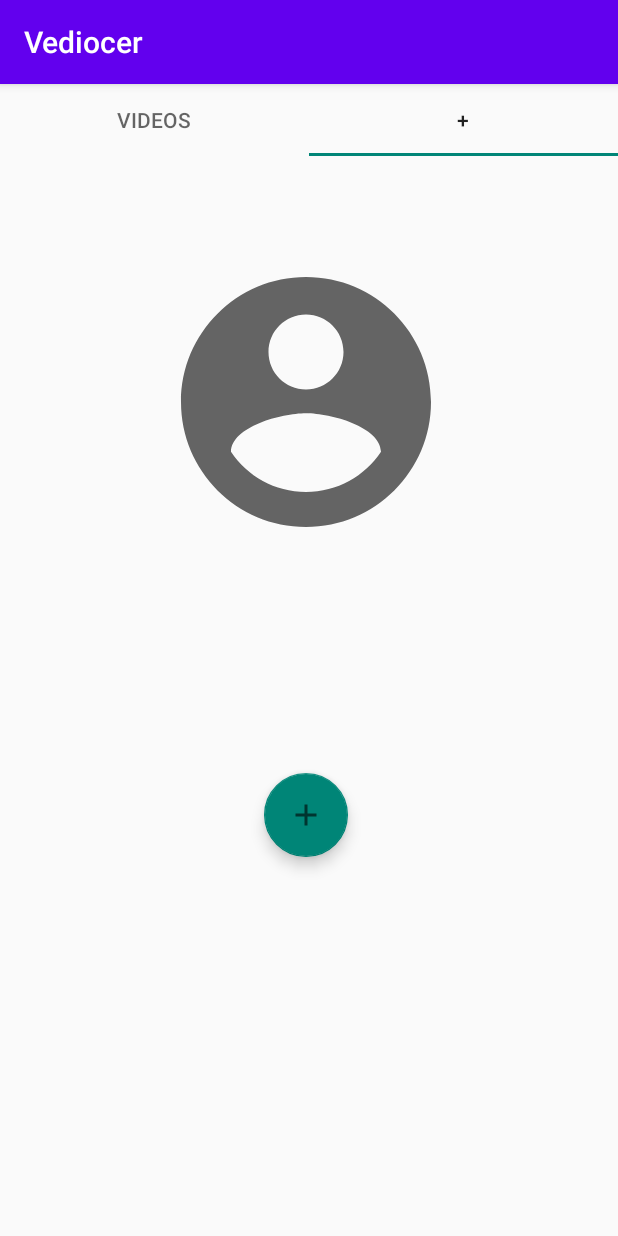
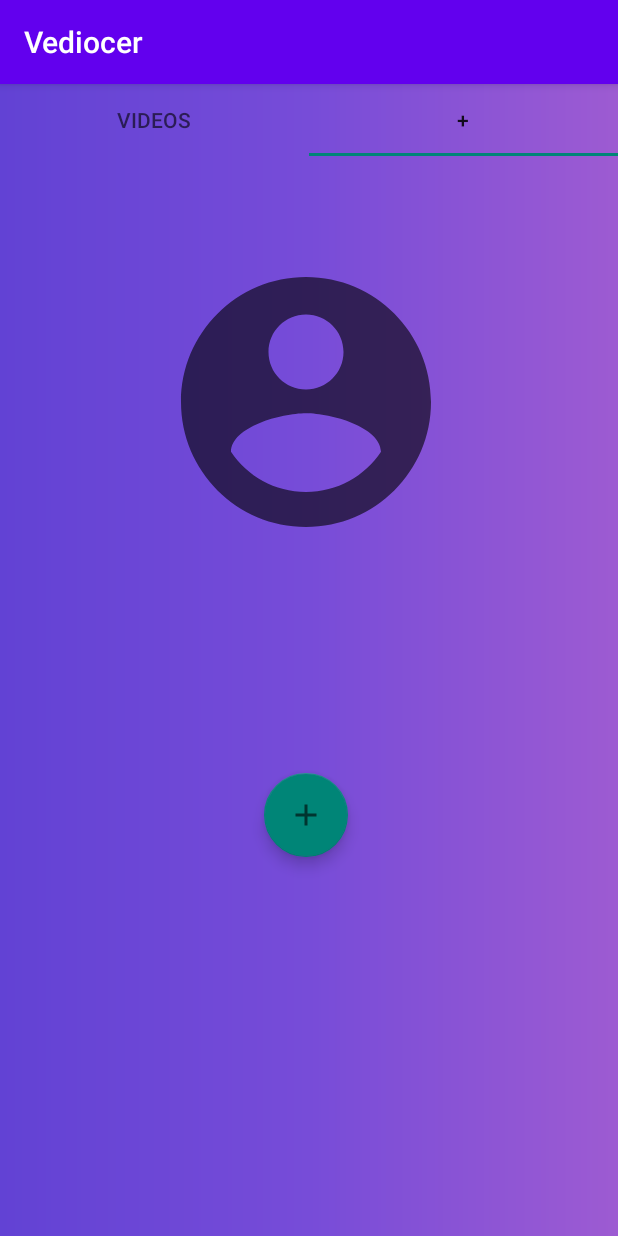
Before and after one commit to partg952/Vediocer, an Android app: the screen it shows after launch once a user with an empty profile is signed in (MainActivity2), tab 2 chosen, on a phone screen of 412 x 824 dp. Run offline under Robolectric (Android 15) with nearby library versions, the phone set to English and light mode, and no system bars; our stand-ins replace Firebase (no records; nobody signed in at launch, a user with empty details on screens opened directly).

Commit message:
first commit

```diff
--- a/app/src/main/res/layout/activity_main2.xml
+++ b/app/src/main/res/layout/activity_main2.xml
@@ -4,7 +4,8 @@
     xmlns:tools="http://schemas.android.com/tools"
     android:layout_width="match_parent"
     android:layout_height="match_parent"
-    tools:context=".MainActivity2">
+    tools:context=".MainActivity2"
+    android:background="@drawable/background">
 
     <com.google.android.material.tabs.TabLayout
         android:id="@+id/tabLayout"
--- a/app/src/main/res/layout/fragment_first.xml
+++ b/app/src/main/res/layout/fragment_first.xml
@@ -4,7 +4,8 @@
     xmlns:tools="http://schemas.android.com/tools"
     android:layout_width="match_parent"
     android:layout_height="match_parent"
-    tools:context=".first">
+    tools:context=".first"
+    android:background="@drawable/background">
 
     <!-- TODO: Update blank fragment layout -->
 
--- a/app/src/main/res/layout/fragment_second.xml
+++ b/app/src/main/res/layout/fragment_second.xml
@@ -4,7 +4,8 @@
     xmlns:tools="http://schemas.android.com/tools"
     android:layout_width="match_parent"
     android:layout_height="match_parent"
-    tools:context=".second">
+    tools:context=".second"
+    android:background="@drawable/background">
 
     <!-- TODO: Update blank fragment layout -->
 
```
